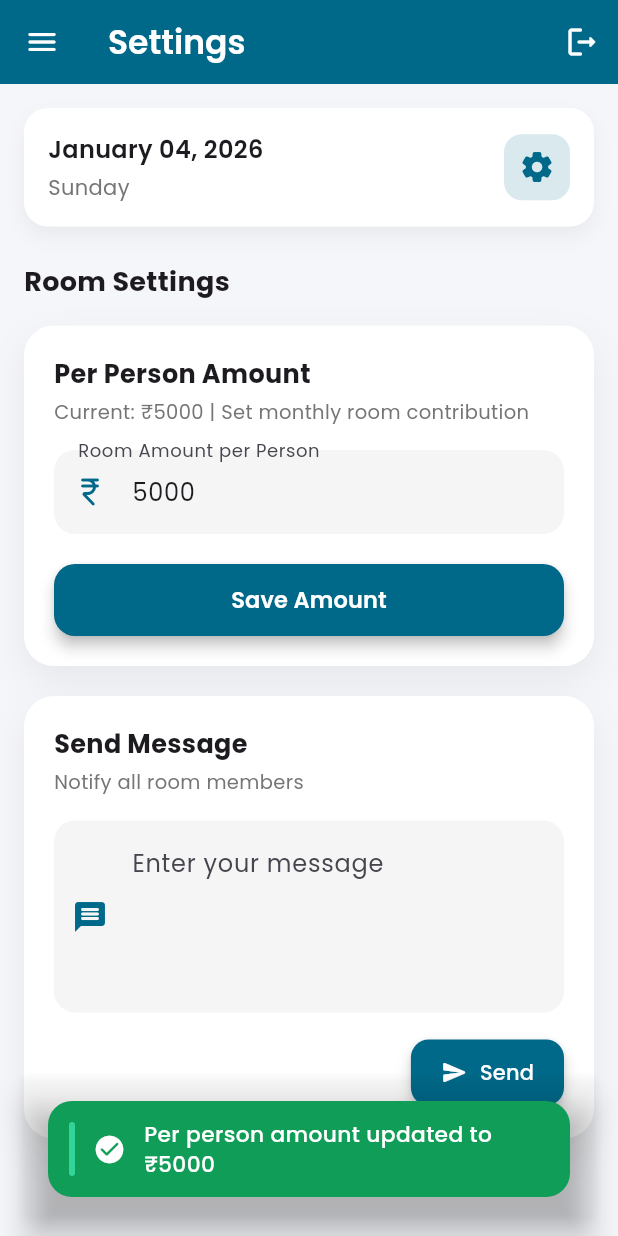
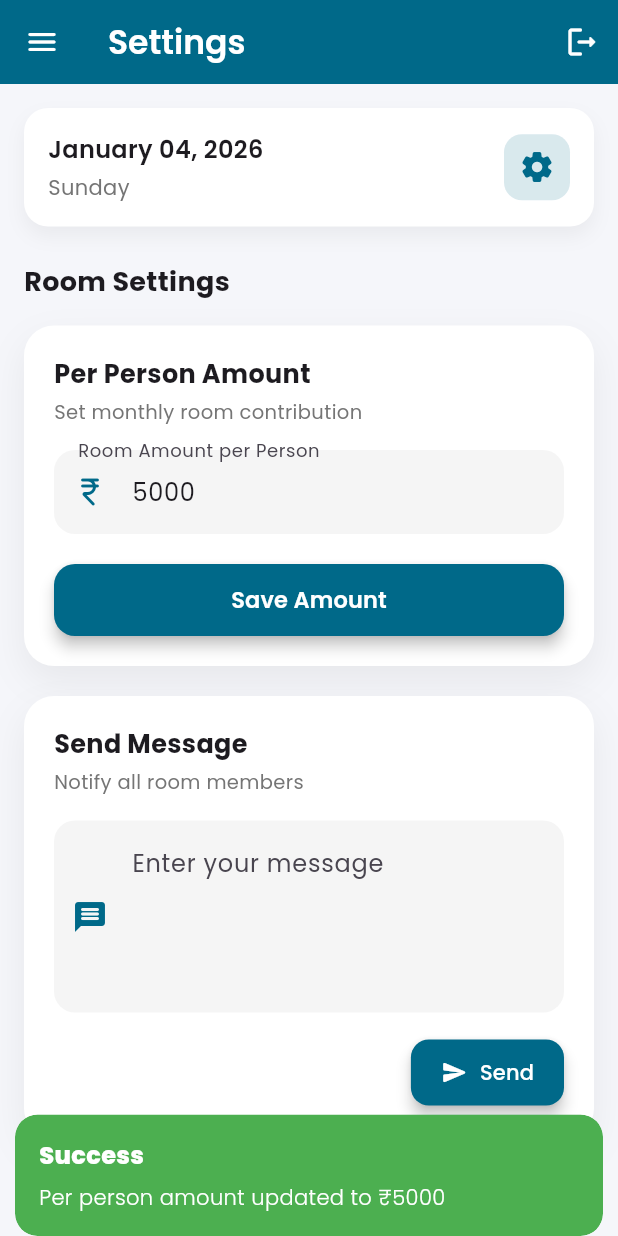
Before and after one commit to lukers226/RoomManagement, a Flutter app: the SettingsView screen opened directly, after a tap on "Save Amount", on a phone screen of 412 x 824 dp. Run offline on Flutter 3.47's test engine with Material 3 defaults, Android fonts, the phone set to English and light mode, and no system bars; our stand-ins replace cloud_firestore, firebase_core, flutter_dotenv, flutter_svg, get, google_fonts and 3 more; accounts and stored records are empty.

```diff
--- a/lib/controllers/settings_controller.dart
+++ b/lib/controllers/settings_controller.dart
@@ -2,85 +2,42 @@ import 'package:flutter/material.dart';
 import 'package:get/get.dart';
 import 'package:cloud_firestore/cloud_firestore.dart';
 import 'package:flutter_dotenv/flutter_dotenv.dart';
-import 'login_controller.dart';
-import '../widgets/snack_bar.dart';
 
 class SettingsController extends GetxController {
   final TextEditingController amountController = TextEditingController();
   final TextEditingController messageController = TextEditingController();
 
-  double perPersonAmount = 5000.0; // Default value
+  double perPersonAmount = 5000.0;
 
-  // Get admin phone numbers from environment variables
-  List<String> get adminPhoneNumbers {
-    final adminPhonesString = dotenv.env['ADMIN_PHONE_NUMBERS'] ?? '';
-    return adminPhonesString.split(',').map((e) => e.trim()).toList();
-  }
+  // ================== SET AMOUNT ==================
+  Future<void> setPerPersonAmount() async {
+    final text = amountController.text.trim();
 
-  bool _isAdmin = false;
-
-  @override
-  void onInit() {
-    super.onInit();
-    checkAdminStatus();
-    loadSettings();
-  }
-
-  void checkAdminStatus() {
-    try {
-      final loginController = Get.find<LoginController>();
-      // Extract number without country code for comparison
-      final numberWithoutCode = loginController.phoneNumber
-          .replaceAll('+91', '')
-          .replaceAll('+', '');
-      _isAdmin = adminPhoneNumbers.contains(numberWithoutCode);
-      debugPrint('Admin status checked: $_isAdmin, Phone: ${loginController.phoneNumber}');
-    } catch (e) {
-      _isAdmin = false;
-      debugPrint('LoginController not found during init: $e');
-    }
-  }
-
-  Future<void> loadSettings() async {
-    try {
-      final doc = await FirebaseFirestore.instance
-          .collection(dotenv.env['ROOM_SETTINGS_COLLECTION'] ?? 'room_settings')
-          .doc('main_settings')
-          .get();
-
-      if (doc.exists && doc.data() != null) {
-        final data = doc.data()!;
-        if (data['perPersonAmount'] != null) {
-          perPersonAmount = data['perPersonAmount'].toDouble();
-          update();
-        }
-      }
-    } catch (e) {
-      // If loading fails, keep the default value
-      debugPrint('Error loading settings: $e');
-    }
-  }
-
-  void setPerPersonAmount(dynamic context) async {
-    // Check if user is admin
-    if (!_isAdmin) {
-      AppSnackBar.error(context, 'Only the admin can update the per person amount');
+    if (text.isEmpty) {
+      Get.snackbar(
+        'Error',
+        'Please enter an amount',
+        snackPosition: SnackPosition.BOTTOM,
+        backgroundColor: Colors.red,
+        colorText: Colors.white,
+      );
       return;
     }
 
-    if (amountController.text.isEmpty) {
-      AppSnackBar.error(context, 'Please enter an amount');
-      return;
-    }
+    final amount = double.tryParse(text);
 
-    final amount = double.tryParse(amountController.text);
     if (amount == null || amount <= 0) {
-      AppSnackBar.error(context, 'Please enter a valid amount');
+      Get.snackbar(
+        'Error',
+        'Please enter a valid amount',
+        snackPosition: SnackPosition.BOTTOM,
+        backgroundColor: Colors.red,
+        colorText: Colors.white,
+      );
       return;
     }
 
     try {
-      // Save to Firebase Firestore
       await FirebaseFirestore.instance
           .collection(dotenv.env['ROOM_SETTINGS_COLLECTION'] ?? 'room_settings')
           .doc('main_settings')
@@ -88,53 +45,64 @@ class SettingsController extends GetxController {
         'perPersonAmount': amount,
         'updatedAt': FieldValue.serverTimestamp(),
         'updatedBy': _getCurrentPhoneNumber(),
-      }, SetOptions(merge: true)); // Use merge to update only this field
+      }, SetOptions(merge: true));
 
       perPersonAmount = amount;
-      amountController.text = amount.toStringAsFixed(0); // Keep the value in the text field
+      amountController.clear();
       update();
 
-      AppSnackBar.success(context, 'Per person amount updated to ₹${amount.toStringAsFixed(0)}');
+      Get.snackbar(
+        'Success',
+        'Per person amount updated to ₹${amount.toStringAsFixed(0)}',
+        snackPosition: SnackPosition.BOTTOM,
+        backgroundColor: Colors.green,
+        colorText: Colors.white,
+      );
     } catch (e) {
-      AppSnackBar.error(context, 'Failed to update amount: $e');
+      Get.snackbar(
+        'Error',
+        'Failed to update amount',
+        snackPosition: SnackPosition.BOTTOM,
+        backgroundColor: Colors.red,
+        colorText: Colors.white,
+      );
     }
   }
 
-  void sendMessage(dynamic context) async {
-    if (messageController.text.trim().isEmpty) {
-      AppSnackBar.error(context, 'Please enter a message');
+  // ================== SEND MESSAGE ==================
+  void sendMessage() {
+    final message = messageController.text.trim();
+
+    if (message.isEmpty) {
+      Get.snackbar(
+        'Error',
+        'Please enter a message',
+        snackPosition: SnackPosition.BOTTOM,
+        backgroundColor: Colors.red,
+        colorText: Colors.white,
+      );
       return;
     }
 
-    try {
-      final message = messageController.text.trim();
+    messageController.clear();
 
-      // Save message to Firebase Firestore
-      await FirebaseFirestore.instance.collection(dotenv.env['MESSAGES_COLLECTION'] ?? 'messages').add({
-        'message': message,
-        'timestamp': FieldValue.serverTimestamp(),
-        'sender': 'admin', // You can replace this with actual user info
-        'type': 'room_announcement',
-      });
-
-      messageController.clear();
-
-      AppSnackBar.success(context, 'Message sent to all users!');
-    } catch (e) {
-      AppSnackBar.error(context, 'Failed to send message: $e');
-    }
+    Get.snackbar(
+      'Success',
+      'Message sent to all users!',
+      snackPosition: SnackPosition.BOTTOM,
+      backgroundColor: Colors.green,
+      colorText: Colors.white,
+    );
   }
 
   String _getCurrentPhoneNumber() {
-    try {
-      final loginController = Get.find<LoginController>();
-      return loginController.phoneNumber;
-    } catch (e) {
-      return 'unknown';
-    }
+    return 'unknown_user'; // replace with auth logic
   }
 
-  bool isCurrentUserAdmin() {
-    return _isAdmin;
+  @override
+  void onClose() {
+    amountController.dispose();
+    messageController.dispose();
+    super.onClose();
   }
 }
--- a/lib/main.dart
+++ b/lib/main.dart
@@ -42,12 +42,11 @@ class _MyAppState extends State<MyApp> {
     final prefs = await SharedPreferences.getInstance();
     final savedPhone = prefs.getString('logged_in_phone');
 
-    // Get admin phone numbers from environment variables
     final adminPhonesString = dotenv.env['ADMIN_PHONE_NUMBERS'] ?? '';
     final allowedPhoneNumbers = adminPhonesString.split(',').map((e) => e.trim()).toList();
 
     if (savedPhone != null && allowedPhoneNumbers.contains(savedPhone)) {
-      // Create and register LoginController for logged-in users
+
       final loginController = LoginController();
       loginController.phoneNumber = '+$savedPhone';
       loginController.isLoggedIn = true;
--- a/lib/views/home_view.dart
+++ b/lib/views/home_view.dart
@@ -181,7 +181,7 @@ class HomeView extends StatelessWidget {
                             child: Text(
                               'View All',
                               style: TextStyle(
-                                color: AppColors.secondaryColor,
+                                color: AppColors.primaryColor,
                                 fontWeight: FontWeight.w600,
                               ),
                             ),
--- a/lib/views/settings_view.dart
+++ b/lib/views/settings_view.dart
@@ -88,8 +88,9 @@ class SettingsView extends StatelessWidget {
                         Container(
                           padding: const EdgeInsets.all(10),
                           decoration: BoxDecoration(
-                            color:
-                                AppColors.secondaryColor.withValues(alpha: 0.15),
+                            color: AppColors.secondaryColor.withValues(
+                              alpha: 0.15,
+                            ),
                             borderRadius: BorderRadius.circular(12),
                           ),
                           child: Icon(
@@ -105,10 +106,7 @@ class SettingsView extends StatelessWidget {
 
                   const Text(
                     'Room Settings',
-                    style: TextStyle(
-                      fontSize: 18,
-                      fontWeight: FontWeight.w700,
-                    ),
+                    style: TextStyle(fontSize: 18, fontWeight: FontWeight.w700),
                   ),
 
                   const SizedBox(height: 16),
@@ -116,39 +114,31 @@ class SettingsView extends StatelessWidget {
                   // 🔹 Per Person Amount Card
                   _settingsCard(
                     title: 'Per Person Amount',
-                    subtitle: controller.isCurrentUserAdmin()
-                        ? 'Current: ₹${controller.perPersonAmount.toStringAsFixed(0)} | Set monthly room contribution'
-                        : 'Monthly room contribution amount',
-                    child: controller.isCurrentUserAdmin()
-                        ? Column(
+                    subtitle: 'Set monthly room contribution',
+                    child: Column(
                       children: [
                         TextFormField(
                           controller: controller.amountController,
                           keyboardType: TextInputType.number,
-                                enabled: controller.isCurrentUserAdmin(),
-                                readOnly: !controller.isCurrentUserAdmin(),
                           decoration: _inputDecoration(
                             label: 'Room Amount per Person',
                             icon: Icons.currency_rupee_rounded,
-                                ).copyWith(
-                                  filled: controller.isCurrentUserAdmin(),
-                                  fillColor: controller.isCurrentUserAdmin()
-                                      ? Colors.grey.shade100
-                                      : Colors.grey.shade200,
                           ),
                         ),
-                              if (controller.isCurrentUserAdmin()) ...[
                         const SizedBox(height: 20),
                         SizedBox(
                           width: double.infinity,
                           height: 48,
                           child: ElevatedButton(
-                                    onPressed: () => controller.setPerPersonAmount(context),
+                            onPressed:
+                                controller.setPerPersonAmount,
                             style: ElevatedButton.styleFrom(
-                                      backgroundColor: AppColors.secondaryColor,
+                              backgroundColor:
+                                  AppColors.secondaryColor,
                               elevation: 4,
                               shape: RoundedRectangleBorder(
-                                        borderRadius: BorderRadius.circular(14),
+                                borderRadius:
+                                    BorderRadius.circular(14),
                               ),
                             ),
                             child: const Text(
@@ -162,57 +152,6 @@ class SettingsView extends StatelessWidget {
                           ),
                         ),
                       ],
-                            ],
-                          )
-                        : Container(
-                            padding: const EdgeInsets.all(24),
-                            decoration: BoxDecoration(
-                              color: AppColors.secondaryColor.withValues(alpha: 0.05),
-                              borderRadius: BorderRadius.circular(16),
-                              border: Border.all(
-                                color: AppColors.secondaryColor.withValues(alpha: 0.2),
-                                width: 1.5,
-                              ),
-                            ),
-                            child: Row(
-                              mainAxisAlignment: MainAxisAlignment.center,
-                              children: [
-                                Container(
-                                  padding: const EdgeInsets.all(12),
-                                  decoration: BoxDecoration(
-                                    color: AppColors.secondaryColor,
-                                    borderRadius: BorderRadius.circular(12),
-                                  ),
-                                  child: const Icon(
-                                    Icons.currency_rupee_rounded,
-                                    color: Colors.white,
-                                    size: 24,
-                                  ),
-                                ),
-                                const SizedBox(width: 16),
-                                Column(
-                                  crossAxisAlignment: CrossAxisAlignment.start,
-                                  children: [
-                                    Text(
-                                      '₹${controller.perPersonAmount.toStringAsFixed(0)}',
-                                      style: const TextStyle(
-                                        fontSize: 28,
-                                        fontWeight: FontWeight.w700,
-                                        color: Colors.black87,
-                                      ),
-                                    ),
-                                    Text(
-                                      'per person per month',
-                                      style: TextStyle(
-                                        fontSize: 14,
-                                        color: Colors.grey.shade600,
-                                        fontWeight: FontWeight.w500,
-                                      ),
-                                    ),
-                                  ],
-                                ),
-                              ],
-                            ),
                     ),
                   ),
 
@@ -230,27 +169,22 @@ class SettingsView extends StatelessWidget {
                           decoration: _inputDecoration(
                             label: 'Enter your message',
                             icon: Icons.message_rounded,
-                          ).copyWith(
-                            alignLabelWithHint: true,
-                          ),
+                          ).copyWith(alignLabelWithHint: true),
                         ),
                         const SizedBox(height: 16),
                         Align(
                           alignment: Alignment.centerRight,
                           child: ElevatedButton.icon(
-                            onPressed: () => controller.sendMessage(context),
+                            onPressed: controller.sendMessage,
                             icon: const Icon(Icons.send_rounded, color: Colors.white,),
                             label: const Text('Send', style: TextStyle(color: Colors.white),),
                             style: ElevatedButton.styleFrom(
-                              backgroundColor:
-                                  AppColors.secondaryColor,
+                              backgroundColor: AppColors.secondaryColor,
                               elevation: 4,
                               shape: RoundedRectangleBorder(
-                                borderRadius:
-                                    BorderRadius.circular(12),
+                                borderRadius: BorderRadius.circular(12),
                               ),
-                              padding:
-                                  const EdgeInsets.symmetric(
+                              padding: const EdgeInsets.symmetric(
                                 horizontal: 20,
                                 vertical: 12,
                               ),
@@ -324,18 +258,12 @@ class SettingsView extends StatelessWidget {
         children: [
           Text(
             title,
-            style: const TextStyle(
-              fontSize: 17,
-              fontWeight: FontWeight.w700,
-            ),
+            style: const TextStyle(fontSize: 17, fontWeight: FontWeight.w700),
           ),
           const SizedBox(height: 4),
           Text(
             subtitle,
-            style: TextStyle(
-              fontSize: 13,
-              color: Colors.grey.shade600,
-            ),
+            style: TextStyle(fontSize: 13, color: Colors.grey.shade600),
           ),
           const SizedBox(height: 16),
           child,
@@ -360,10 +288,7 @@ class SettingsView extends StatelessWidget {
       ),
       focusedBorder: OutlineInputBorder(
         borderRadius: BorderRadius.circular(14),
-        borderSide: BorderSide(
-          color: AppColors.secondaryColor,
-          width: 1.5,
-        ),
+        borderSide: BorderSide(color: AppColors.secondaryColor, width: 1.5),
       ),
     );
   }
--- a/lib/views/spent_view.dart
+++ b/lib/views/spent_view.dart
@@ -4,6 +4,7 @@ import 'package:intl/intl.dart';
 import 'package:flutter_svg/flutter_svg.dart';
 import '../controllers/spent_controller.dart';
 import '../app_colors.dart';
+import '../widgets/snack_bar.dart';
 
 class SpentView extends StatelessWidget {
   const SpentView({super.key});
@@ -183,7 +184,9 @@ class SpentView extends StatelessWidget {
                               width: double.infinity,
                               height: 52,
                               child: ElevatedButton(
-                                onPressed: () => controller.submitExpense(context),
+                                onPressed: () {
+                                  AppSnackBar.error(context, " Done");
+                                },
                                 style: ElevatedButton.styleFrom(
                                   backgroundColor: AppColors.secondaryColor,
                                   elevation: 6,
--- a/pubspec.yaml
+++ b/pubspec.yaml
@@ -70,6 +70,7 @@ flutter:
   # To add assets to your application, add an assets section, like this:
   assets:
     - assets/images/
+    - assets/icons/
     - .env
 
   # An image asset can refer to one or more resolution-specific "variants", see
```
Also changed, not shown: pubspec.lock. Lines whose indentation alone changed are shown as unchanged.
